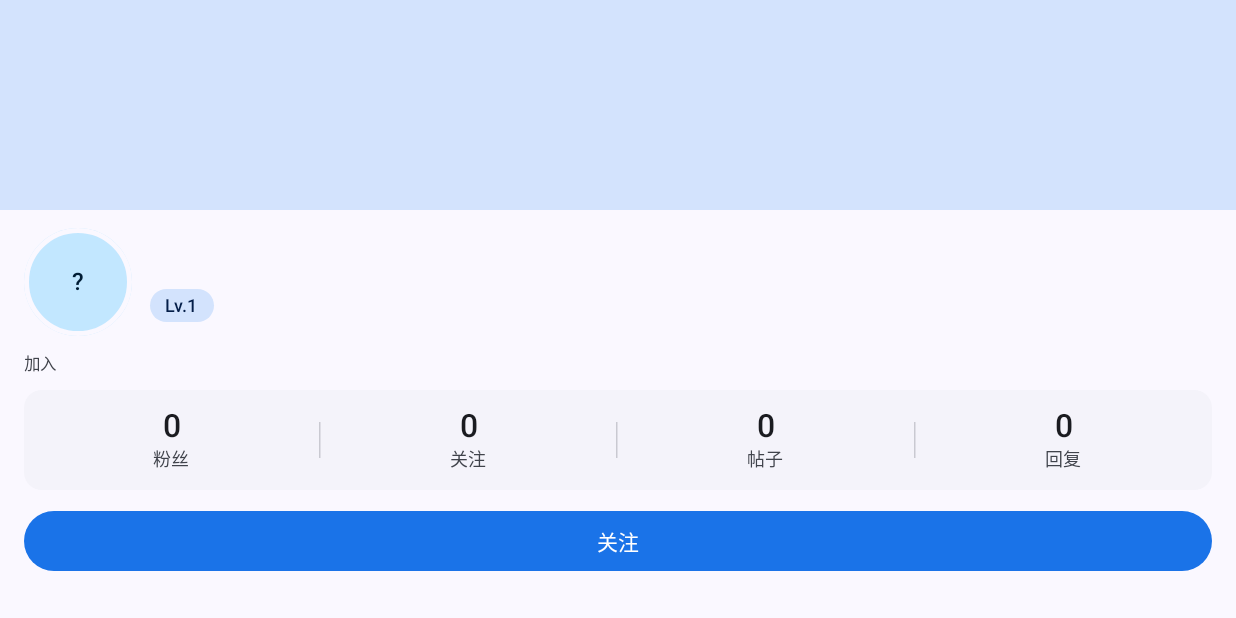
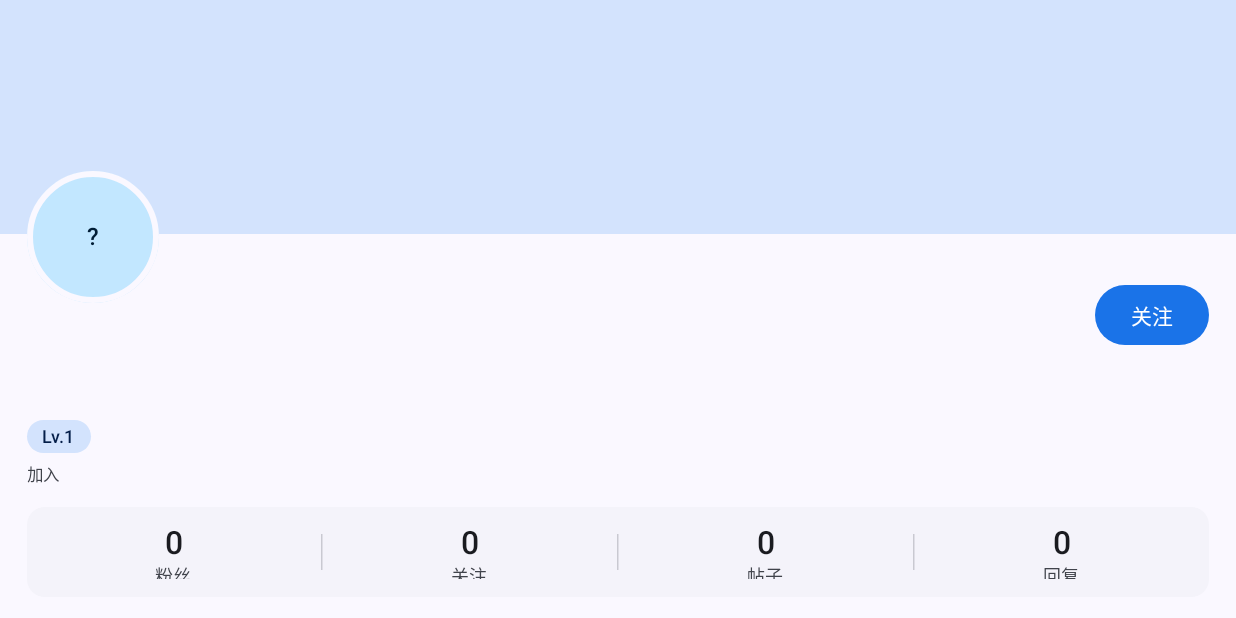
Before and after one commit to ttummc/PickCat-Android, an Android app built with Jetpack Compose: the composable ProfileHeader shown on its own in the app's theme, on a phone screen of 824 x 412 dp (held sideways). Run offline under Robolectric (Android 15) with nearby library versions, the phone set to English and light mode, and no system bars; network calls fail; pictures from the network do not load; 1 statement that could not run was skipped.

Commit message:
Restore overlapping profile avatar and enlarge it

```diff
--- a/app/src/main/java/dao3/pickcat/feature/profile/ProfileScreen.kt
+++ b/app/src/main/java/dao3/pickcat/feature/profile/ProfileScreen.kt
@@ -503,6 +503,7 @@ fun ProfileScreen(
                                     followBusy = state.followBusy,
                                     onFollow = viewModel::toggleFollow,
                                     onSettings = onOpenSettings,
+                                    onOpenMedia = onOpenMedia,
                                 )
                             }
                         }
@@ -805,20 +806,16 @@ private fun ProfileSidebar(
                 }
             }
         }
-        Row(
-            verticalAlignment = Alignment.CenterVertically,
-            horizontalArrangement = Arrangement.spacedBy(10.dp),
-        ) {
+        Box(Modifier.fillMaxWidth().height(44.dp)) {
             UserAvatar(
                 name = profile.username,
                 url = avatarUrl(profile),
-                size = 56.dp,
-                modifier = Modifier.border(3.dp, MaterialTheme.colorScheme.surface, CircleShape),
+                size = 72.dp,
+                modifier = Modifier
+                    .offset(y = (-28).dp)
+                    .border(3.dp, MaterialTheme.colorScheme.surface, CircleShape),
             )
-            Column(
-                modifier = Modifier.weight(1f),
-                verticalArrangement = Arrangement.spacedBy(4.dp),
-            ) {
+        }
         Text(
             profile.username,
             style = MaterialTheme.typography.titleLarge,
@@ -847,8 +844,6 @@ private fun ProfileSidebar(
                     style = MaterialTheme.typography.labelMedium,
                     color = MaterialTheme.colorScheme.onSurfaceVariant,
                 )
-                    }
-                }
             }
         }
         if (!profile.bio.isNullOrBlank()) {
@@ -973,9 +968,10 @@ private fun ProfileHeader(
     followBusy: Boolean,
     onFollow: () -> Unit,
     onSettings: () -> Unit,
+    onOpenMedia: () -> Unit,
 ) {
     Column {
-        Box(Modifier.fillMaxWidth().height(140.dp)) {
+        Box(Modifier.fillMaxWidth().height(156.dp)) {
             if (!profile.backgroundFileId.isNullOrBlank()) {
                 PickCatImage(
                     url = "https://pickcat.dao3.fun/api/v1/files/${profile.backgroundFileId}",
@@ -991,35 +987,51 @@ private fun ProfileHeader(
                 )
             }
         }
-        Column(
-            modifier = Modifier.padding(horizontal = 16.dp, vertical = 12.dp),
-            verticalArrangement = Arrangement.spacedBy(10.dp),
-        ) {
-            Row(
-                verticalAlignment = Alignment.CenterVertically,
-                horizontalArrangement = Arrangement.spacedBy(12.dp),
-            ) {
+        Column(Modifier.padding(horizontal = 18.dp)) {
+            Row(verticalAlignment = Alignment.Bottom) {
                 UserAvatar(
                     name = profile.username,
                     url = avatarUrl(profile),
-                    size = 72.dp,
-                    modifier = Modifier.border(3.dp, MaterialTheme.colorScheme.surface, CircleShape),
+                    size = 88.dp,
+                    modifier = Modifier
+                        .offset(y = (-42).dp)
+                        .border(4.dp, MaterialTheme.colorScheme.surface, CircleShape),
                 )
-                Column(
-                    modifier = Modifier.weight(1f),
-                    verticalArrangement = Arrangement.spacedBy(6.dp),
+                Spacer(Modifier.weight(1f))
+                if (isSelf) {
+                    OutlinedButton(
+                        onClick = onSettings,
+                        modifier = Modifier.offset(y = (-10).dp),
                     ) {
+                        Icon(
+                            Icons.Default.Edit,
+                            contentDescription = null,
+                            modifier = Modifier.size(16.dp),
+                        )
+                        Spacer(Modifier.width(6.dp))
+                        Text("编辑资料")
+                    }
+                } else {
+                    Button(
+                        onClick = onFollow,
+                        enabled = !followBusy,
+                        modifier = Modifier.offset(y = (-10).dp),
+                    ) {
+                        if (followBusy) {
+                            CircularProgressIndicator(Modifier.size(16.dp), strokeWidth = 2.dp)
+                        } else {
+                            Text(if (following) "已关注" else "关注")
+                        }
+                    }
+                }
+            }
             Text(
                 profile.username,
-                        style = MaterialTheme.typography.titleLarge,
+                style = MaterialTheme.typography.headlineSmall,
                 fontWeight = FontWeight.SemiBold,
-                        maxLines = 1,
-                        overflow = TextOverflow.Ellipsis,
             )
-                    Row(
-                        verticalAlignment = Alignment.CenterVertically,
-                        horizontalArrangement = Arrangement.spacedBy(8.dp),
-                    ) {
+            Spacer(Modifier.height(8.dp))
+            Row(verticalAlignment = Alignment.CenterVertically, horizontalArrangement = Arrangement.spacedBy(8.dp)) {
                 Surface(
                     shape = CircleShape,
                     color = MaterialTheme.colorScheme.primaryContainer,
@@ -1056,16 +1068,18 @@ private fun ProfileHeader(
                     }
                 }
             }
-                }
-            }
             if (!profile.bio.isNullOrBlank()) {
+                Spacer(Modifier.height(8.dp))
                 Text(
                     profile.bio.orEmpty(),
                     style = MaterialTheme.typography.bodyMedium,
                     color = MaterialTheme.colorScheme.onSurfaceVariant,
                 )
             }
-            Row(horizontalArrangement = Arrangement.spacedBy(8.dp)) {
+            Row(
+                modifier = Modifier.padding(top = 6.dp),
+                horizontalArrangement = Arrangement.spacedBy(8.dp),
+            ) {
                 Text(
                     "${relativeTime(profile.createdAt)}加入",
                     style = MaterialTheme.typography.labelSmall,
@@ -1080,7 +1094,7 @@ private fun ProfileHeader(
                 }
             }
             Surface(
-                modifier = Modifier.fillMaxWidth(),
+                modifier = Modifier.fillMaxWidth().padding(vertical = 14.dp),
                 shape = MaterialTheme.shapes.medium,
                 color = MaterialTheme.colorScheme.surfaceContainerLow,
             ) {
@@ -1095,32 +1109,6 @@ private fun ProfileHeader(
                     ProfileStat(compactNumber(profile.stats.topics), "帖子", Modifier.weight(1f))
                     StatDivider()
                     ProfileStat(compactNumber(profile.stats.replies), "回复", Modifier.weight(1f))
-                }
-            }
-            if (isSelf) {
-                OutlinedButton(
-                    onClick = onSettings,
-                    modifier = Modifier.fillMaxWidth(),
-                ) {
-                    Icon(
-                        Icons.Default.Edit,
-                        contentDescription = null,
-                        modifier = Modifier.size(16.dp),
-                    )
-                    Spacer(Modifier.width(6.dp))
-                    Text("编辑资料")
-                }
-            } else {
-                Button(
-                    onClick = onFollow,
-                    enabled = !followBusy,
-                    modifier = Modifier.fillMaxWidth(),
-                ) {
-                    if (followBusy) {
-                        CircularProgressIndicator(Modifier.size(16.dp), strokeWidth = 2.dp)
-                    } else {
-                        Text(if (following) "已关注" else "关注")
-                    }
                 }
             }
         }
```
Lines whose indentation alone changed are shown as unchanged.
